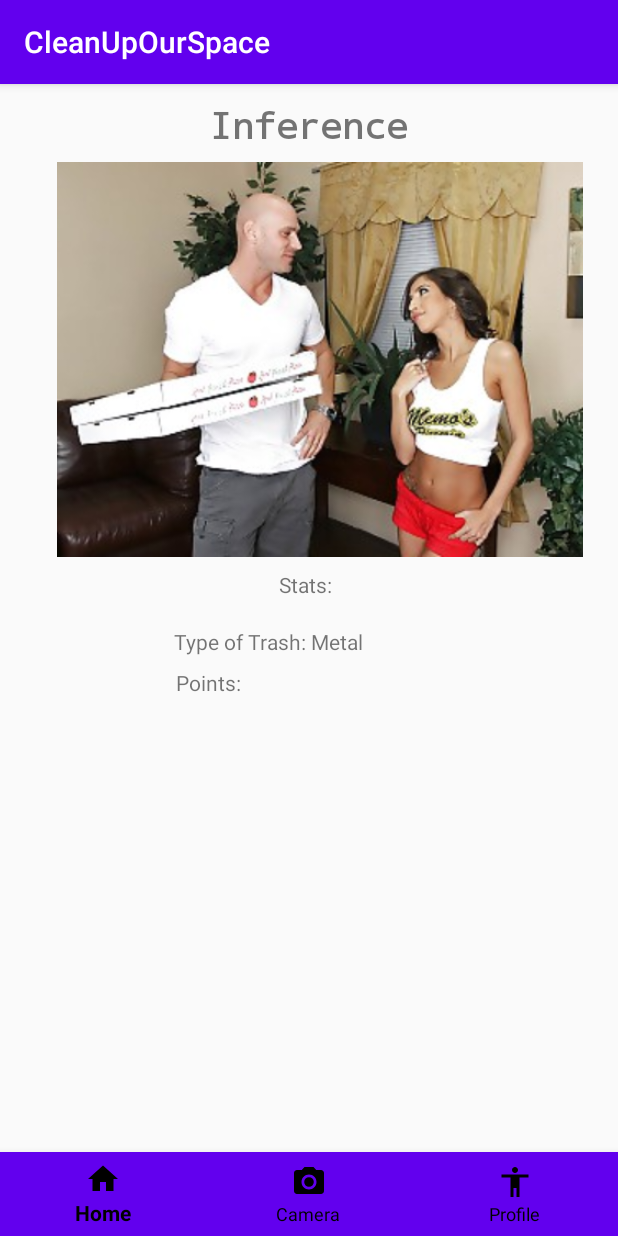
After one commit to wjelmore3/cleanupourspace, an Android app: the InferenceActivity screen opened directly, with no data from a screen before it, on a phone screen of 412 x 824 dp. The commit adds this screen. Run offline under Robolectric (Android 15) with nearby library versions, the phone set to English and light mode, and no system bars.

Commit message:
Adding inference page

```diff
--- a/CleanUpOurSpace/app/src/main/AndroidManifest.xml
+++ b/CleanUpOurSpace/app/src/main/AndroidManifest.xml
@@ -11,8 +11,10 @@
         android:label="@string/app_name"
         android:roundIcon="@mipmap/ic_launcher_round"
         android:supportsRtl="true"
-        android:theme="@style/AppTheme">
-        <activity android:name=".ProfileActivity"></activity>
+        android:theme="@style/AppTheme"
+        android:hardwareAccelerated="true">
+        <activity android:name=".InferenceActivity"></activity>
+        <activity android:name=".ProfileActivity" />
         <activity android:name=".CameraActivity" />
         <activity android:name=".MainActivity">
             <intent-filter>
--- a/CleanUpOurSpace/app/src/main/java/com/example/cleanupourspace_v2/CameraActivity.java
+++ b/CleanUpOurSpace/app/src/main/java/com/example/cleanupourspace_v2/CameraActivity.java
@@ -61,6 +61,14 @@ public class CameraActivity extends AppCompatActivity {
                 return false;
             }
         }));
+
+        button = (Button) findViewById(R.id.analyze_button);
+        button.setOnClickListener(new View.OnClickListener() {
+            @Override
+            public void onClick(View v) {
+                openInference();
+            }
+        });
 
         mImageView = findViewById(R.id.image_view);
         mCaptureBtn = findViewById(R.id.capture_image_btn);
@@ -134,4 +142,10 @@ public class CameraActivity extends AppCompatActivity {
             mImageView.setImageURI(image_uri);
         }
     }
+
+    /** Called when the user taps the Camera button */
+    public void openInference() {
+        Intent intent = new Intent(this, InferenceActivity.class);
+        startActivity(intent);
+    }
 }
--- /dev/null
+++ b/CleanUpOurSpace/app/src/main/java/com/example/cleanupourspace_v2/InferenceActivity.java
@@ -0,0 +1,46 @@
+package com.example.cleanupourspace_v2;
+
+import androidx.annotation.NonNull;
+import androidx.appcompat.app.AppCompatActivity;
+
+import android.content.Intent;
+import android.os.Bundle;
+import android.view.MenuItem;
+import android.view.View;
+import android.widget.Button;
+
+import com.google.android.material.bottomnavigation.BottomNavigationView;
+
+public class InferenceActivity extends AppCompatActivity {
+    private Button button;
+    @Override
+    protected void onCreate(Bundle savedInstanceState) {
+        super.onCreate(savedInstanceState);
+        setContentView(R.layout.activity_inference);
+
+        //Initialize and Assign Variable
+        BottomNavigationView bottomNavigationView = findViewById(R.id.bottom_navigation);
+
+        //Perform ItemSelectedListener
+        bottomNavigationView.setOnNavigationItemSelectedListener((new BottomNavigationView.OnNavigationItemSelectedListener() {
+            @Override
+            public boolean onNavigationItemSelected(@NonNull MenuItem item) {
+                switch (item.getItemId()) {
+                    case R.id.home:
+                        startActivity(new Intent(getApplicationContext(), MainActivity.class));
+                        overridePendingTransition(0, 0);
+                        return true;
+                    case R.id.camera:
+                        startActivity(new Intent(getApplicationContext(),CameraActivity.class));
+                        overridePendingTransition(0,0);
+                        return true;
+                    case R.id.Profile:
+                        startActivity(new Intent(getApplicationContext(),ProfileActivity.class));
+                        overridePendingTransition(0,0);
+                        return true;
+                }
+                return false;
+            }
+        }));
+    }
+}
--- a/CleanUpOurSpace/app/src/main/res/layout/activity_camera.xml
+++ b/CleanUpOurSpace/app/src/main/res/layout/activity_camera.xml
@@ -49,7 +49,7 @@
         android:textAppearance="@style/TextAppearance.AppCompat.Body1" />
 
     <Button
-        android:id="@+id/button2"
+        android:id="@+id/analyze_button"
         android:layout_width="match_parent"
         android:layout_height="wrap_content"
         android:layout_alignParentStart="true"
--- /dev/null
+++ b/CleanUpOurSpace/app/src/main/res/layout/activity_inference.xml
@@ -0,0 +1,90 @@
+<?xml version="1.0" encoding="utf-8"?>
+<RelativeLayout
+    xmlns:android="http://schemas.android.com/apk/res/android"
+    xmlns:app="http://schemas.android.com/apk/res-auto"
+    xmlns:tools="http://schemas.android.com/tools"
+    android:layout_width="match_parent"
+    android:layout_height="match_parent"
+    tools:context=".InferenceActivity">
+
+    <com.google.android.material.bottomnavigation.BottomNavigationView
+        android:id="@+id/bottom_navigation"
+        android:layout_width="match_parent"
+        android:layout_height="wrap_content"
+        app:itemBackground="@color/colorPrimary"
+        app:itemTextColor="#000000"
+        app:itemIconTint="#000000"
+        app:menu="@menu/bottom_navigation_menu"
+        android:layout_alignParentBottom="true"/>
+
+    <TextView
+        android:id="@+id/textView"
+        android:layout_width="wrap_content"
+        android:layout_height="23dp"
+        android:layout_above="@+id/bottom_navigation"
+        android:layout_alignParentStart="true"
+        android:layout_alignParentLeft="true"
+        android:layout_alignParentTop="true"
+        android:layout_centerHorizontal="true"
+        android:layout_marginStart="186dp"
+        android:layout_marginLeft="186dp"
+        android:layout_marginTop="324dp"
+        android:layout_marginBottom="193dp"
+        android:text="Stats:" />
+
+    <TextView
+        android:id="@+id/textView2"
+        android:layout_width="187dp"
+        android:layout_height="24dp"
+        android:layout_above="@+id/bottom_navigation"
+        android:layout_alignParentStart="true"
+        android:layout_alignParentLeft="true"
+        android:layout_alignParentTop="true"
+        android:layout_centerHorizontal="true"
+        android:layout_marginStart="116dp"
+        android:layout_marginLeft="116dp"
+        android:layout_marginTop="362dp"
+        android:layout_marginBottom="157dp"
+        android:text="Type of Trash: Metal" />
+
+    <TextView
+        android:id="@+id/textView3"
+        android:layout_width="187dp"
+        android:layout_height="24dp"
+        android:layout_above="@+id/bottom_navigation"
+        android:layout_alignParentStart="true"
+        android:layout_alignParentLeft="true"
+        android:layout_alignParentTop="true"
+        android:layout_centerHorizontal="true"
+        android:layout_marginStart="117dp"
+        android:layout_marginLeft="117dp"
+        android:layout_marginTop="389dp"
+        android:layout_marginBottom="130dp"
+        android:text="Points:" />
+
+    <ImageView
+        android:id="@+id/imageView"
+        android:layout_width="399dp"
+        android:layout_height="263dp"
+        android:layout_alignParentStart="true"
+        android:layout_alignParentTop="true"
+        android:layout_alignParentEnd="true"
+        android:layout_alignParentRight="true"
+        android:layout_centerHorizontal="true"
+        android:layout_marginStart="13dp"
+        android:layout_marginTop="52dp"
+        android:layout_marginEnd="-1dp"
+        android:layout_marginRight="-1dp"
+        app:srcCompat="@drawable/pizza_johnny" />
+
+    <TextView
+        android:id="@+id/textView4"
+        android:layout_width="match_parent"
+        android:layout_height="54dp"
+        android:layout_alignParentTop="true"
+        android:fontFamily="monospace"
+        android:gravity="center_vertical|center_horizontal"
+        android:text="Inference"
+        android:textSize="24sp"
+        android:textStyle="bold" />
+</RelativeLayout>
```
Also changed, not shown: CleanUpOurSpace/app/src/main/res/drawable/pizza_johnny.jpg (added), CleanUpOurSpace/app/src/main/res/drawable/teacher_johnny.jpg (added).
